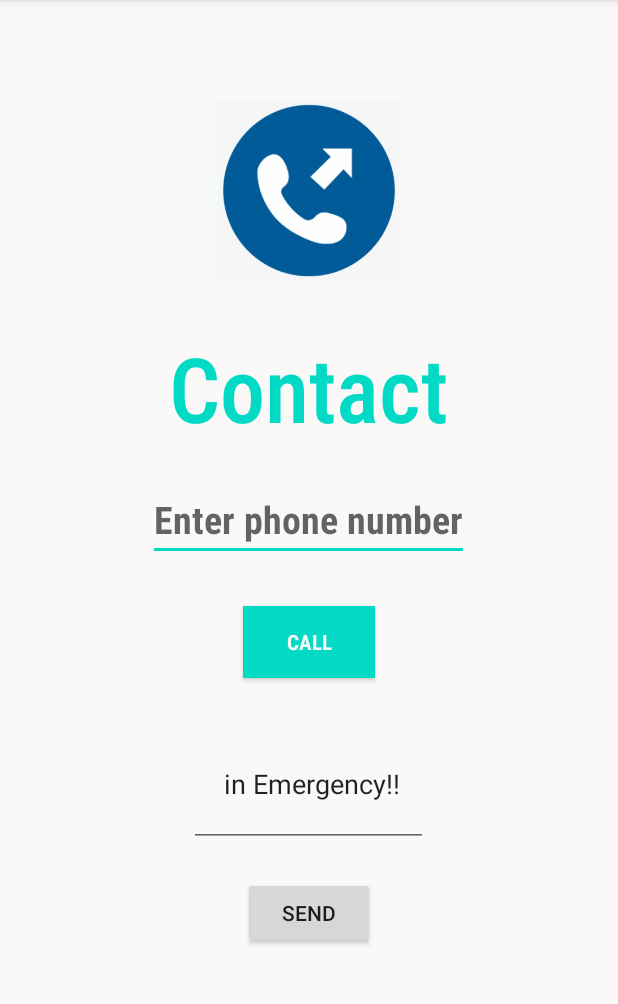
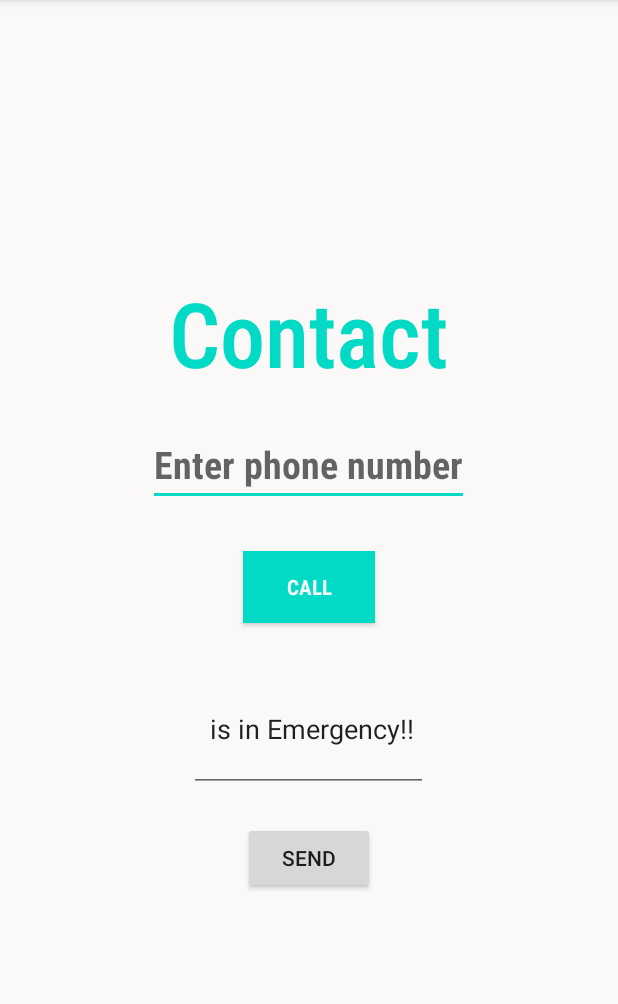
Before and after one commit to karthika251199/Aayush, an Android app: the SOS screen opened directly, with no data from a screen before it, on a phone screen of 412 x 824 dp, the part 84-1088 px from its top. Run offline under Robolectric (Android 15) with nearby library versions, the phone set to English and light mode, and no system bars; our stand-ins replace Firebase (no records; nobody signed in at launch, a user with empty details on screens opened directly).

Commit message:
Updated 2-feb

```diff
--- a/app/src/main/java/com/example/aaush/Profile.java
+++ b/app/src/main/java/com/example/aaush/Profile.java
@@ -15,7 +15,7 @@ import com.google.firebase.firestore.FirebaseFirestoreException;
 
 public class Profile extends AppCompatActivity {
 
-    TextView fullName,email,phone;
+    TextView fullName,email,phone,profileAddress;
     FirebaseFirestore fStore;
     FirebaseAuth fAuth;
     String userID;
@@ -27,6 +27,7 @@ public class Profile extends AppCompatActivity {
         phone = findViewById(R.id.profilePhone);
         fullName = findViewById(R.id.profileName);
         email = findViewById(R.id.profileEmail);
+        profileAddress = findViewById(R.id.profileAddress);
 
         fAuth = FirebaseAuth.getInstance();
         fStore =FirebaseFirestore.getInstance();
@@ -41,6 +42,7 @@ public class Profile extends AppCompatActivity {
                 phone.setText(documentSnapshot.getString("phone"));
                 fullName.setText(documentSnapshot.getString("fName"));
                 email.setText(documentSnapshot.getString("email"));
+                profileAddress.setText(documentSnapshot.getString("address"));
 
             }
         });
--- a/app/src/main/res/layout/activity_gridview.xml
+++ b/app/src/main/res/layout/activity_gridview.xml
@@ -109,7 +109,7 @@
                 android:layout_height="90dp"
                 android:layout_marginLeft="38dp"
                 android:layout_marginTop="50dp"
-                android:background="@drawable/share1" />
+                android:background="@drawable/contac" />
 
             <TextView
                 android:layout_width="wrap_content"
@@ -117,7 +117,7 @@
                 android:layout_marginLeft="68dp"
                 android:layout_marginTop="10dp"
                 android:fontFamily="sans-serif-condensed-medium"
-                android:text="Share"
+                android:text="Contact"
                 android:textColor="@color/colorAccent"
                 android:textSize="18dp" />
         </LinearLayout>
--- a/app/src/main/res/layout/activity_s_o_s.xml
+++ b/app/src/main/res/layout/activity_s_o_s.xml
@@ -11,17 +11,12 @@
     android:padding="20dp"
     tools:context=".SOS">
 
-    <ImageView
-        android:layout_width="136dp"
-        android:layout_height="122dp"
-        android:layout_marginBottom="180dp"
-        android:background="#F6FAF9"
-        android:src="@drawable/contac" />
+
 
     <TextView
         android:layout_width="wrap_content"
         android:layout_height="wrap_content"
-        android:layout_marginTop="-150dp"
+        android:layout_marginTop="10dp"
         android:fontFamily="sans-serif-condensed-medium"
         android:text="Contact"
         android:textColor="@color/colorAccent"
@@ -71,7 +66,7 @@
         android:layout_height="84dp"
         android:layout_gravity="center"
         android:layout_marginTop="-65dp"
-        android:text=" in Emergency!!"
+        android:text=" is in Emergency!!"
         android:layout_marginBottom="10dp"
         android:gravity="center" />
 
```
Also changed, not shown: app/src/main/java/com/example/aaush/Gridview.java (+8 -6 lines), app/src/main/java/com/example/aaush/Register.java (+17 -1 lines), app/src/main/res/layout/activity_profile.xml (+15 -0 lines), app/src/main/res/layout/activity_register.xml (+9 -0 lines).
